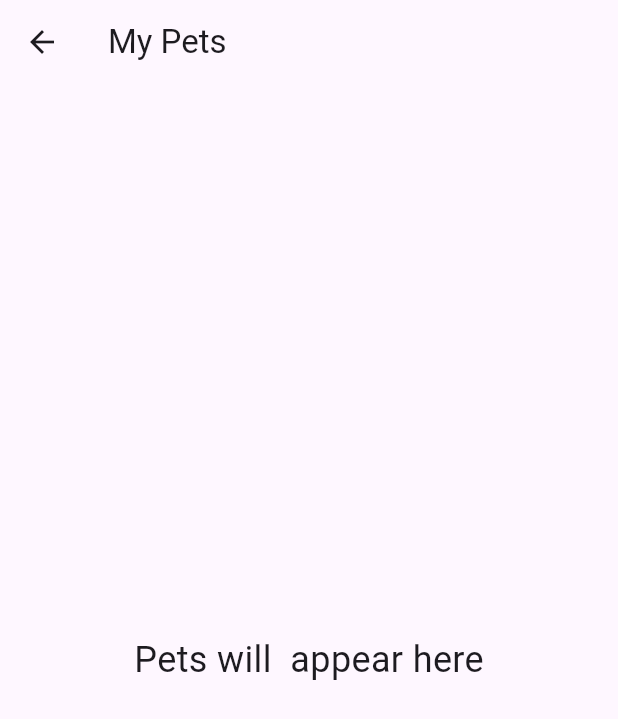
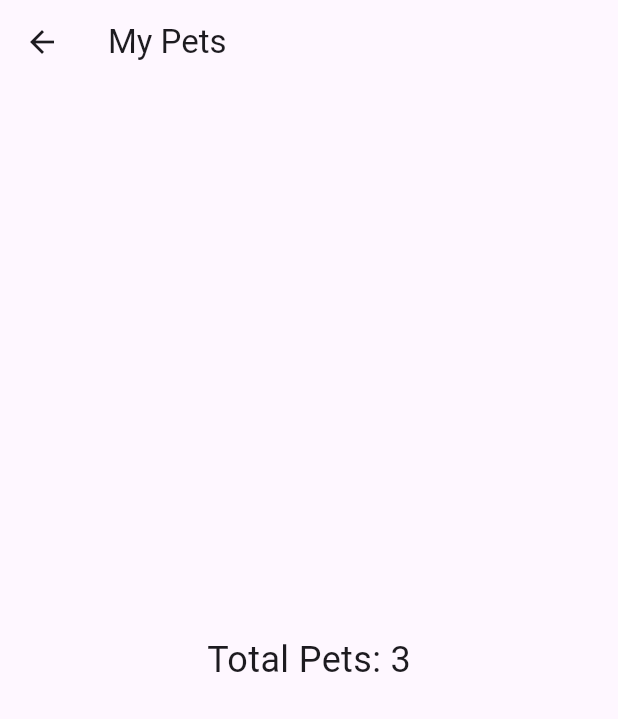
Before and after one commit to kalviumcommunity/SW2627-Dart-Flutter-Firebase-Vetsync, a Flutter app: the PetsScreen screen opened directly, on a phone screen of 412 x 824 dp. Shown: the top 719 px of the screen. Run offline on Flutter 3.47's test engine with Material 3 defaults, Android fonts, the phone set to English and light mode, and no system bars.

Commit message:
feat:Added petscreen details

```diff
--- a/lib/screen/pets_screen.dart
+++ b/lib/screen/pets_screen.dart
@@ -1,4 +1,5 @@
 import 'package:flutter/material.dart';
+import 'package:vetsync/models/pet.dart';
 
 class PetsScreen extends StatelessWidget {
 
@@ -7,19 +8,42 @@ class PetsScreen extends StatelessWidget {
   @override
   Widget build(BuildContext context) {
 
+      final List<Pet> pets = [
+        const Pet(
+          id: "pet001",
+          name: "Bruno",
+          species: "Dog",
+          breed: "Golden Retriver",
+          age: 3
+        ),
+        const Pet(
+          id: "pet002",
+          name: "Milo",
+          species: "Cat",
+          breed: "Persian",
+          age: 2
+        ),
+        const Pet(
+          id: "pet003",
+          name: "Tommy",
+          species: "Dog",
+          breed: "Labrador",
+          age: 5
+        ),
+      ];
+
+
       return Scaffold(
         appBar: AppBar(
-          title: Text("My Pets"),
+          title: const Text("My Pets"),
         ),
-
-        body: const Center(
-          child : Text(
-            'Pets will  appear here',
+        body: Center(
+          child: Text(
+            'Total Pets: ${pets.length}',
             style: TextStyle(
-              fontSize: 24,
+              fontSize: 24
             ),
-          )
-
+          ),
         ),
       );
   }
```
